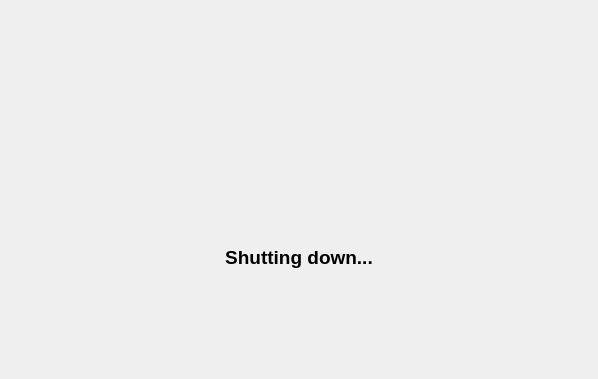
Old version of the form gui/shutdown_overlay.ui in the repository IceflowRE/mp3monitoring.
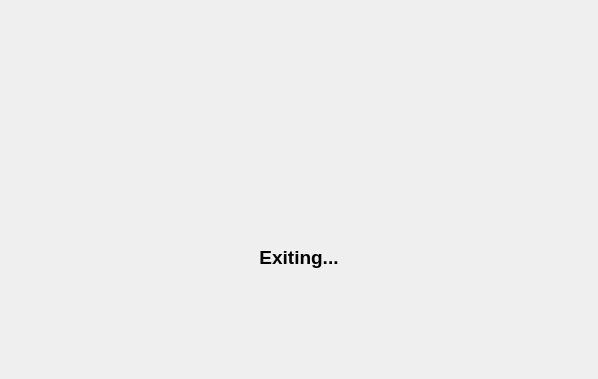
New version of the form. Custom widgets are drawn as their Qt base class.

What changed in the file:
```diff
--- a/gui/shutdown_overlay.ui
+++ b/gui/shutdown_overlay.ui
@@ -106,7 +106,7 @@
       <number>0</number>
      </property>
      <property name="text">
-      <string>Shutting down...</string>
+      <string>Exiting...</string>
      </property>
      <property name="alignment">
       <set>Qt::AlignHCenter|Qt::AlignTop</set>
```
